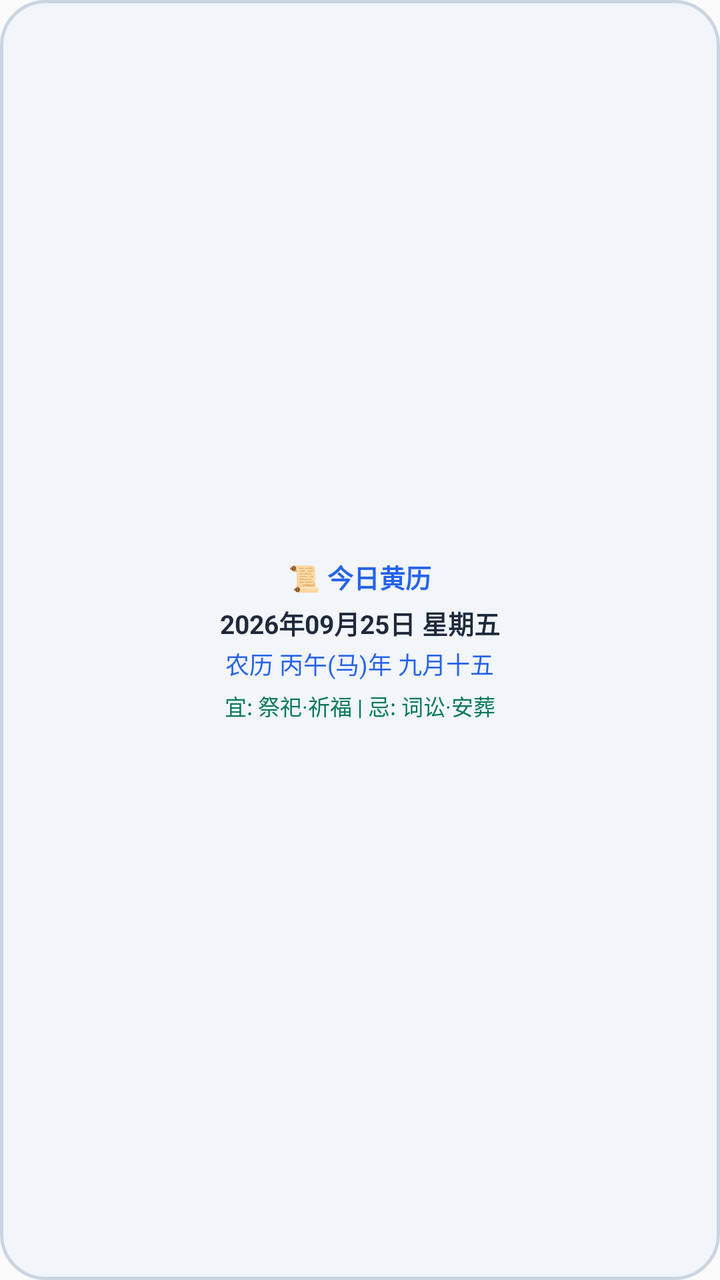
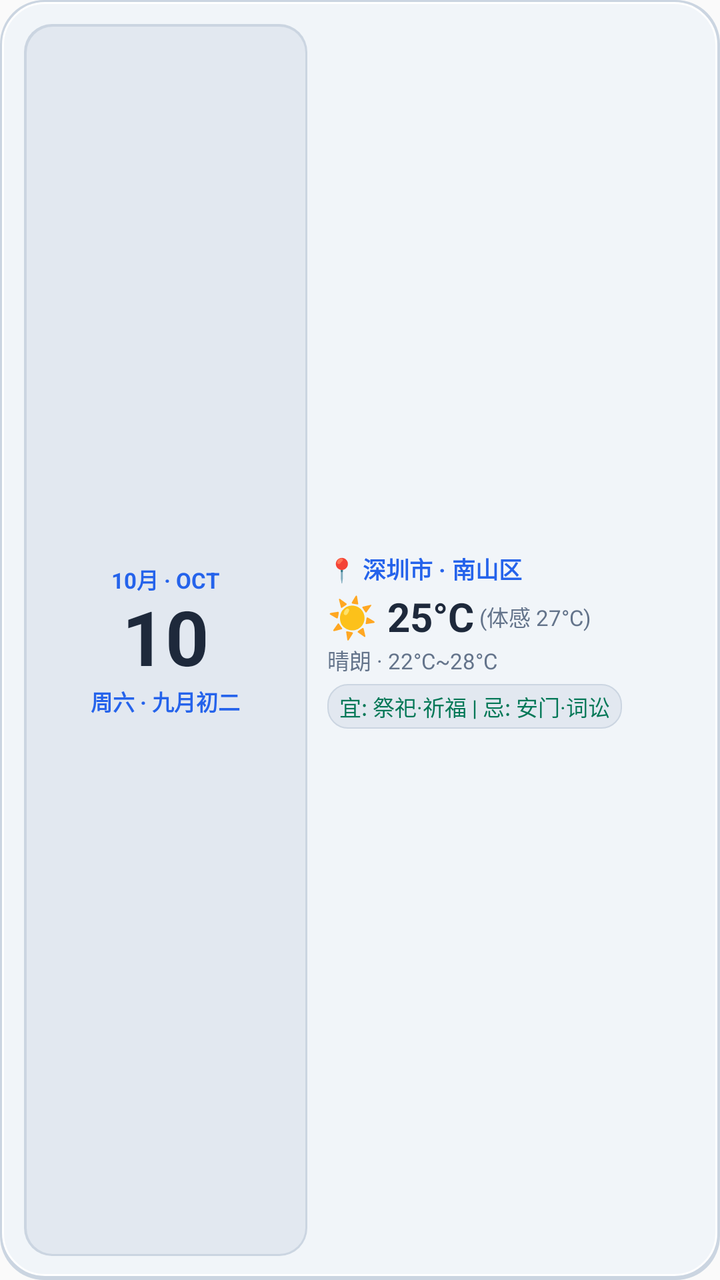

The first picture is an Android layout as it rendered before a commit; the second is the same layout after the commit. The layout source and the unified diff follow.
<!-- AndroidManifest.xml: application theme Theme.DateCalculator -->
<!-- res/layout/widget_almanac.xml -->
<?xml version="1.0" encoding="utf-8"?>
<LinearLayout xmlns:android="http://schemas.android.com/apk/res/android"
    android:layout_width="match_parent"
    android:layout_height="match_parent"
    android:orientation="vertical"
    android:background="@drawable/widget_bg_neumorphic"
    android:padding="12dp"
    android:gravity="center">

    <TextView
        android:id="@+id/widget_almanac_title"
        android:layout_width="wrap_content"
        android:layout_height="wrap_content"
        android:text="📜 今日黄历"
        android:textSize="13sp"
        android:textStyle="bold"
        android:textColor="#2563EB" />

    <TextView
        android:id="@+id/widget_solar_date"
        android:layout_width="wrap_content"
        android:layout_height="wrap_content"
        android:text="2026年09月25日 星期五"
        android:textSize="13sp"
        android:textStyle="bold"
        android:textColor="#1E293B"
        android:layout_marginTop="4dp" />

    <TextView
        android:id="@+id/widget_lunar_date"
        android:layout_width="wrap_content"
        android:layout_height="wrap_content"
        android:text="农历 丙午(马)年 九月十五"
        android:textSize="12sp"
        android:textColor="#2563EB"
        android:layout_marginTop="2dp" />

    <TextView
        android:id="@+id/widget_yi_ji"
        android:layout_width="wrap_content"
        android:layout_height="wrap_content"
        android:text="宜: 祭祀·祈福 | 忌: 词讼·安葬"
        android:textSize="11sp"
        android:textColor="#047857"
        android:layout_marginTop="4dp" />
</LinearLayout>
<!-- resources referenced by this layout -->
<resources>
  <!-- drawable widget_bg_neumorphic (drawable) -->
  <?xml version="1.0" encoding="utf-8"?>
  <shape xmlns:android="http://schemas.android.com/apk/res/android">
      <solid android:color="#F2F5FA" />
      <corners android:radius="22dp" />
      <stroke android:width="1.5dp" android:color="#CBD5E1" />
  </shape>
  <style name="Theme.DateCalculator" parent="android:Theme.Material.Light.NoActionBar" />
</resources>

<!-- the commit's change to res/layout/widget_almanac.xml (unified diff, before → after) -->
@@ -2,45 +2,121 @@
 <LinearLayout xmlns:android="http://schemas.android.com/apk/res/android"
     android:layout_width="match_parent"
     android:layout_height="match_parent"
-    android:orientation="vertical"
+    android:orientation="horizontal"
     android:background="@drawable/widget_bg_neumorphic"
     android:padding="12dp"
-    android:gravity="center">
+    android:gravity="center_vertical">
 
-    <TextView
-        android:id="@+id/widget_almanac_title"
-        android:layout_width="wrap_content"
-        android:layout_height="wrap_content"
-        android:text="📜 今日黄历"
-        android:textSize="13sp"
-        android:textStyle="bold"
-        android:textColor="#2563EB" />
+    
+    <LinearLayout
+        android:layout_width="0dp"
+        android:layout_height="match_parent"
+        android:layout_weight="1"
+        android:orientation="vertical"
+        android:background="@drawable/widget_card_inset"
+        android:padding="10dp"
+        android:gravity="center">
 
-    <TextView
-        android:id="@+id/widget_solar_date"
-        android:layout_width="wrap_content"
-        android:layout_height="wrap_content"
-        android:text="2026年09月25日 星期五"
-        android:textSize="13sp"
-        android:textStyle="bold"
-        android:textColor="#1E293B"
-        android:layout_marginTop="4dp" />
+        <TextView
+            android:id="@+id/widget_month_header"
+            android:layout_width="wrap_content"
+            android:layout_height="wrap_content"
+            android:text="10月 · OCT"
+            android:textSize="11sp"
+            android:textStyle="bold"
+            android:textColor="#2563EB" />
 
-    <TextView
-        android:id="@+id/widget_lunar_date"
-        android:layout_width="wrap_content"
-        android:layout_height="wrap_content"
-        android:text="农历 丙午(马)年 九月十五"
-        android:textSize="12sp"
-        android:textColor="#2563EB"
-        android:layout_marginTop="2dp" />
+        <TextView
+            android:id="@+id/widget_day_number"
+            android:layout_width="wrap_content"
+            android:layout_height="wrap_content"
+            android:text="10"
+            android:textSize="38sp"
+            android:textStyle="bold"
+            android:textColor="#1E293B"
+            android:includeFontPadding="false" />
 
-    <TextView
-        android:id="@+id/widget_yi_ji"
-        android:layout_width="wrap_content"
-        android:layout_height="wrap_content"
-        android:text="宜: 祭祀·祈福 | 忌: 词讼·安葬"
-        android:textSize="11sp"
-        android:textColor="#047857"
-        android:layout_marginTop="4dp" />
+        <TextView
+            android:id="@+id/widget_week_lunar"
+            android:layout_width="wrap_content"
+            android:layout_height="wrap_content"
+            android:text="周六 · 九月初二"
+            android:textSize="11sp"
+            android:textStyle="bold"
+            android:textColor="#2563EB" />
+    </LinearLayout>
+
+    <Space
+        android:layout_width="10dp"
+        android:layout_height="match_parent" />
+
+    
+    <LinearLayout
+        android:layout_width="0dp"
+        android:layout_height="match_parent"
+        android:layout_weight="1.3"
+        android:orientation="vertical"
+        android:gravity="center_vertical">
+
+        
+        <TextView
+            android:id="@+id/widget_location"
+            android:layout_width="wrap_content"
+            android:layout_height="wrap_content"
+            android:text="📍 深圳市 · 南山区"
+            android:textSize="11.5sp"
+            android:textStyle="bold"
+            android:textColor="#2563EB"
+            android:singleLine="true"
+            android:ellipsize="end" />
+
+        
+        <LinearLayout
+            android:layout_width="match_parent"
+            android:layout_height="wrap_content"
+            android:orientation="horizontal"
+            android:gravity="center_vertical"
+            android:layout_marginTop="2dp">
+
+            <TextView
+                android:id="@+id/widget_weather_temp"
+                android:layout_width="wrap_content"
+                android:layout_height="wrap_content"
+                android:text="☀️ 25°C"
+                android:textSize="20sp"
+                android:textStyle="bold"
+                android:textColor="#1E293B" />
+
+            <TextView
+                android:id="@+id/widget_weather_feels"
+                android:layout_width="wrap_content"
+                android:layout_height="wrap_content"
+                android:text=" (体感 27°C)"
+                android:textSize="11sp"
+                android:textColor="#64748B" />
+        </LinearLayout>
+
+        <TextView
+            android:id="@+id/widget_weather_range"
+            android:layout_width="wrap_content"
+            android:layout_height="wrap_content"
+            android:text="晴朗 · 22°C~28°C"
+            android:textSize="11sp"
+            android:textColor="#64748B" />
+
+        
+        <TextView
+            android:id="@+id/widget_yi_ji"
+            android:layout_width="wrap_content"
+            android:layout_height="wrap_content"
+            android:text="宜: 祭祀·祈福 | 忌: 安门·词讼"
+            android:textSize="11sp"
+            android:textColor="#047857"
+            android:background="@drawable/widget_chip_sunken"
+            android:paddingHorizontal="6dp"
+            android:paddingVertical="3dp"
+            android:layout_marginTop="4dp"
+            android:singleLine="true"
+            android:ellipsize="end" />
+    </LinearLayout>
 </LinearLayout>
<!-- resource entries referenced after the edit -->
@@ -2,10 +2,58 @@
 <resources>
   <!-- drawable widget_bg_neumorphic (drawable) -->
   <?xml version="1.0" encoding="utf-8"?>
-  <shape xmlns:android="http://schemas.android.com/apk/res/android">
-      <solid android:color="#F2F5FA" />
-      <corners android:radius="22dp" />
-      <stroke android:width="1.5dp" android:color="#CBD5E1" />
+  <layer-list xmlns:android="http://schemas.android.com/apk/res/android">
+      
+      <item>
+          <shape android:shape="rectangle">
+              <solid android:color="#CBD5E1" />
+              <corners android:radius="22dp" />
+          </shape>
+      </item>
+      
+      <item
+          android:top="1dp"
+          android:left="1dp"
+          android:right="1.5dp"
+          android:bottom="2dp">
+          <shape android:shape="rectangle">
+              <solid android:color="#F1F5F9" />
+              <corners android:radius="21dp" />
+              <stroke
+                  android:width="1dp"
+                  android:color="#FFFFFF" />
+          </shape>
+      </item>
+  </layer-list>
+  <!-- drawable widget_card_inset (drawable) -->
+  <?xml version="1.0" encoding="utf-8"?>
+  <layer-list xmlns:android="http://schemas.android.com/apk/res/android">
+      
+      <item>
+          <shape android:shape="rectangle">
+              <solid android:color="#CBD5E1" />
+              <corners android:radius="14dp" />
+          </shape>
+      </item>
+      
+      <item
+          android:top="1.5dp"
+          android:left="1.5dp"
+          android:right="1dp"
+          android:bottom="1dp">
+          <shape android:shape="rectangle">
+              <solid android:color="#E2E8F0" />
+              <corners android:radius="13dp" />
+          </shape>
+      </item>
+  </layer-list>
+  <!-- drawable widget_chip_sunken (drawable) -->
+  <?xml version="1.0" encoding="utf-8"?>
+  <shape xmlns:android="http://schemas.android.com/apk/res/android"
+      android:shape="rectangle">
+      <solid android:color="#E2E8F0" />
+      <corners android:radius="10dp" />
+      <stroke android:width="0.8dp" android:color="#CBD5E1" />
   </shape>
   <style name="Theme.DateCalculator" parent="android:Theme.Material.Light.NoActionBar" />
 </resources>
